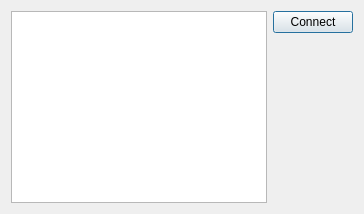
Above: QT-ColorSegmentation/Public/ConnectionBox.ui from LejuRobotics/Aelos-Vision-Demo before the change. Below: the same form after it.
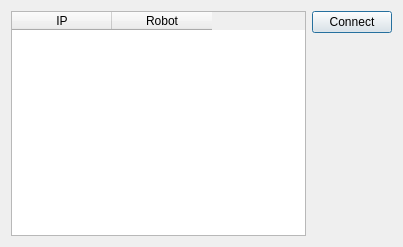
That is the form after the change.

```diff
--- a/QT-ColorSegmentation/Public/ConnectionBox.ui
+++ b/QT-ColorSegmentation/Public/ConnectionBox.ui
@@ -6,19 +6,27 @@
    <rect>
     <x>0</x>
     <y>0</y>
-    <width>294</width>
-    <height>175</height>
+    <width>403</width>
+    <height>247</height>
    </rect>
   </property>
   <property name="windowTitle">
    <string>Connectable</string>
   </property>
   <layout class="QHBoxLayout" name="horizontalLayout">
-   <property name="sizeConstraint">
-    <enum>QLayout::SetFixedSize</enum>
-   </property>
    <item>
-    <widget class="QListWidget" name="listWidget"/>
+    <widget class="QTableWidget" name="tableWidget">
+     <column>
+      <property name="text">
+       <string>IP</string>
+      </property>
+     </column>
+     <column>
+      <property name="text">
+       <string>Robot</string>
+      </property>
+     </column>
+    </widget>
    </item>
    <item>
     <layout class="QVBoxLayout" name="verticalLayout">
```
